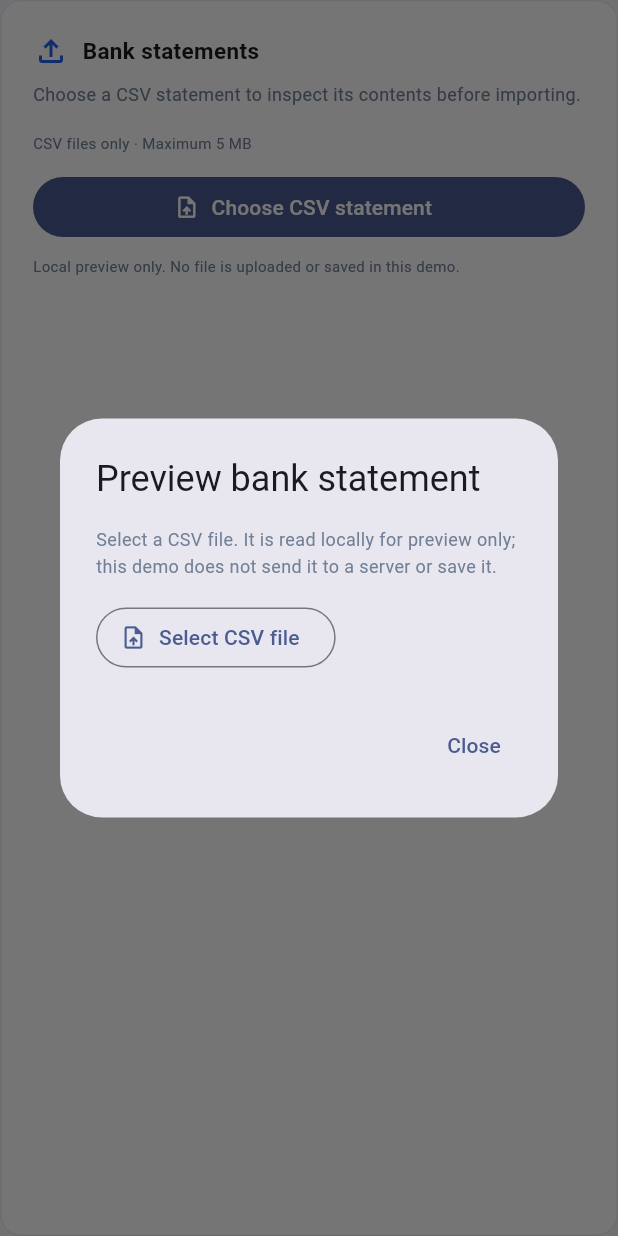
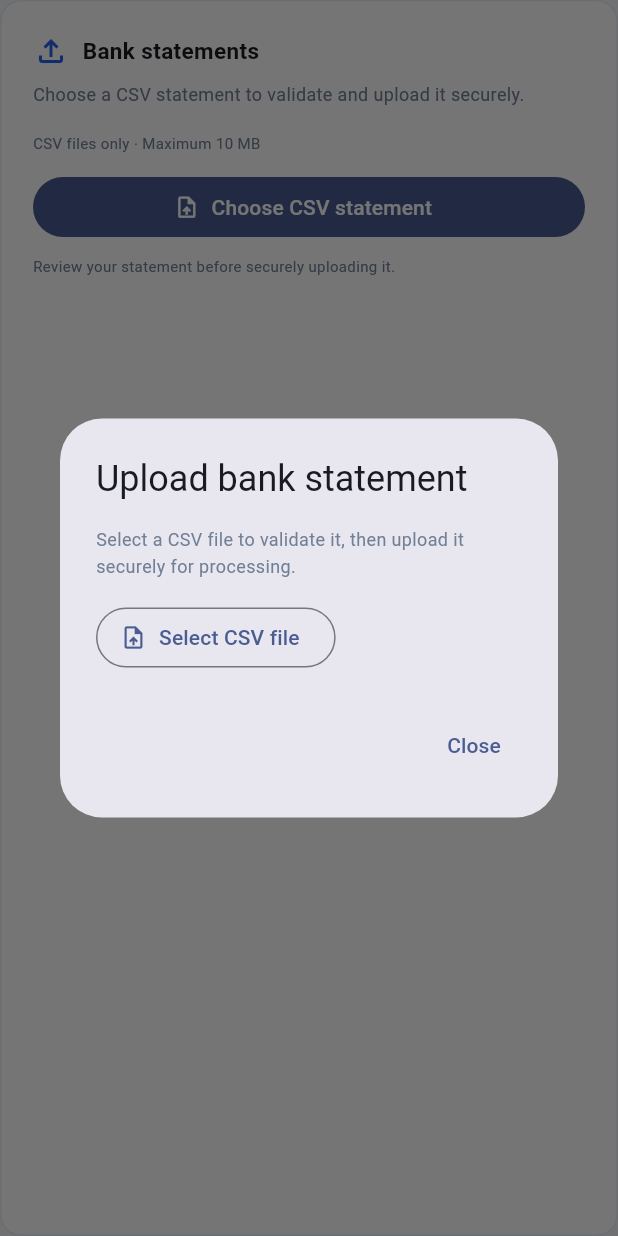
Before and after one commit to arunsivadas11/dexter-platform, a Flutter app: the _StatementCard widget shown alone on an empty page, opened directly, after a tap on "Choose CSV statement", on a phone screen of 412 x 824 dp. Run offline on Flutter 3.47's test engine with Material 3 defaults, Android fonts, the phone set to English and light mode, and no system bars; our stand-ins replace csv, file_picker, firebase_auth, firebase_core; accounts and stored records are empty; statements that could not run were skipped.

Commit message:
Add secure statement upload flow
This change adds a statement upload flow for CSV files, including backend storage naming with a UTC date and app-side validation before upload. The Flutter app now checks file size and format, calls the authenticated /api/v1/statements/upload API, and surfaces upload success/error states using a dedicated response model and error handling.

```diff
--- a/dexter-app/lib/main.dart
+++ b/dexter-app/lib/main.dart
@@ -1,9 +1,12 @@
 import 'dart:convert';
+import 'dart:typed_data';
 
 import 'package:csv/csv.dart';
 import 'package:file_picker/file_picker.dart';
 import 'package:flutter/material.dart';
 import 'package:firebase_core/firebase_core.dart';
+import 'package:dexter_platform/services/api_client.dart';
+import 'package:dexter_platform/services/statement_upload_response.dart';
 
 import 'firebase_options.dart';
 import 'auth/auth_gate.dart';
@@ -620,12 +623,12 @@ class _StatementCard extends StatelessWidget {
         ),
         const SizedBox(height: 8),
         const Text(
-          'Choose a CSV statement to inspect its contents before importing.',
+          'Choose a CSV statement to validate and upload it securely.',
           style: TextStyle(color: muted, fontSize: 12, height: 1.5),
         ),
         const SizedBox(height: 16),
         const Text(
-          'CSV files only · Maximum 5 MB',
+          'CSV files only · Maximum 10 MB',
           style: TextStyle(color: muted, fontSize: 10),
         ),
         const SizedBox(height: 12),
@@ -642,7 +645,7 @@ class _StatementCard extends StatelessWidget {
         ),
         const SizedBox(height: 8),
         const Text(
-          'Local preview only. No file is uploaded or saved in this demo.',
+          'Review your statement before securely uploading it.',
           style: TextStyle(color: muted, fontSize: 10),
         ),
       ],
@@ -766,16 +769,20 @@ class _CsvPreviewDialog extends StatefulWidget {
 
 class _CsvPreviewDialogState extends State<_CsvPreviewDialog> {
   String? fileName;
-  List<List<dynamic>> rows = [];
+  Uint8List? fileBytes;
   String? error;
   bool loading = false;
+  bool uploading = false;
+  StatementUploadResponse? uploadResult;
 
   Future<void> pickCsv() async {
+    if (loading || uploading) return;
     setState(() {
       loading = true;
       error = null;
-      rows = [];
       fileName = null;
+      fileBytes = null;
+      uploadResult = null;
     });
     try {
       final result = await FilePicker.pickFiles(
@@ -783,25 +790,27 @@ class _CsvPreviewDialogState extends State<_CsvPreviewDialog> {
         allowedExtensions: ['csv'],
       );
       if (result.isEmpty) {
-        setState(() => loading = false);
+        if (mounted) setState(() => loading = false);
         return;
       }
       final file = result.single;
       final bytes = await file.readAsBytes();
-      if (bytes.length > 5 * 1024 * 1024) {
-        throw const FormatException('File must be smaller than 5 MB.');
+      if (bytes.length > 10 * 1024 * 1024) {
+        throw const FormatException('The file exceeds the 10 MB upload limit.');
       }
       final content = utf8.decode(bytes, allowMalformed: true);
       final parsed = const CsvDecoder().convert(content);
-      if (parsed.length < 2) {
-        throw const FormatException('No transaction rows were found.');
+      if (parsed.isEmpty) {
+        throw const FormatException('The CSV file does not contain any data.');
       }
+      if (!mounted) return;
       setState(() {
         fileName = file.name;
-        rows = parsed.take(6).toList();
+        fileBytes = bytes;
         loading = false;
       });
     } catch (e) {
+      if (!mounted) return;
       setState(() {
         error = e.toString().replaceFirst('FormatException: ', '');
         loading = false;
@@ -809,9 +818,48 @@ class _CsvPreviewDialogState extends State<_CsvPreviewDialog> {
     }
   }
 
+  Future<void> uploadCsv() async {
+    final selectedFileName = fileName;
+    final selectedBytes = fileBytes;
+    if (uploading ||
+        uploadResult != null ||
+        selectedFileName == null ||
+        selectedBytes == null) {
+      return;
+    }
+
+    setState(() {
+      uploading = true;
+      error = null;
+    });
+    try {
+      final result = await ApiClient().uploadStatement(
+        fileName: selectedFileName,
+        bytes: selectedBytes,
+      );
+      if (!mounted) return;
+      setState(() {
+        uploadResult = result;
+        uploading = false;
+      });
+    } on StatementUploadException catch (exception) {
+      if (!mounted) return;
+      setState(() {
+        error = exception.message;
+        uploading = false;
+      });
+    } catch (_) {
+      if (!mounted) return;
+      setState(() {
+        error = 'The statement could not be uploaded. Please try again.';
+        uploading = false;
+      });
+    }
+  }
+
   @override
   Widget build(BuildContext context) => AlertDialog(
-    title: const Text('Preview bank statement'),
+    title: const Text('Upload bank statement'),
     content: SizedBox(
       width: 620,
       child: SingleChildScrollView(
@@ -820,16 +868,25 @@ class _CsvPreviewDialogState extends State<_CsvPreviewDialog> {
           crossAxisAlignment: CrossAxisAlignment.start,
           children: [
             const Text(
-              'Select a CSV file. It is read locally for preview only; this demo does not send it to a server or save it.',
+              'Select a CSV file to validate it, then upload it securely for processing.',
               style: TextStyle(fontSize: 12, color: muted, height: 1.5),
             ),
             const SizedBox(height: 14),
             OutlinedButton.icon(
-              onPressed: loading ? null : pickCsv,
+              onPressed: loading || uploading ? null : pickCsv,
               icon: const Icon(Icons.upload_file),
               label: const Text('Select CSV file'),
             ),
             if (loading) const LinearProgressIndicator(),
+            if (uploading) ...[
+              const SizedBox(height: 12),
+              const LinearProgressIndicator(),
+              const SizedBox(height: 6),
+              const Text(
+                'Uploading statement…',
+                style: TextStyle(fontSize: 12, color: muted),
+              ),
+            ],
             if (error != null)
               Padding(
                 padding: const EdgeInsets.only(top: 10),
@@ -847,40 +904,62 @@ class _CsvPreviewDialogState extends State<_CsvPreviewDialog> {
                   fontSize: 12,
                 ),
               ),
-              const SizedBox(height: 8),
-              const Text(
-                'First five rows',
-                style: TextStyle(color: muted, fontSize: 11),
-              ),
-              const SizedBox(height: 6),
-              SingleChildScrollView(
-                scrollDirection: Axis.horizontal,
-                child: DataTable(
-                  columns: [
-                    for (final heading in rows.first)
-                      DataColumn(
-                        label: Text(
-                          heading.toString(),
-                          style: const TextStyle(fontSize: 10),
-                        ),
-                      ),
+              if (fileName != null && uploadResult == null && !uploading) ...[
+                const SizedBox(height: 12),
+                const Row(
+                  children: [
+                    Icon(Icons.check_circle_outline, color: blue, size: 17),
+                    SizedBox(width: 7),
+                    Text('Ready to upload', style: TextStyle(fontSize: 12)),
                   ],
-                  rows: [
-                    for (final row in rows.skip(1))
-                      DataRow(
-                        cells: [
-                          for (var i = 0; i < rows.first.length; i++)
-                            DataCell(
-                              Text(
-                                i < row.length ? row[i].toString() : '',
-                                style: const TextStyle(fontSize: 10),
-                              ),
+                ),
+              ],
+              if (uploadResult case final result?) ...[
+                const SizedBox(height: 16),
+                Container(
+                  width: double.infinity,
+                  padding: const EdgeInsets.all(12),
+                  decoration: BoxDecoration(
+                    color: const Color(0xFFEAF7EF),
+                    borderRadius: BorderRadius.circular(10),
+                  ),
+                  child: Column(
+                    crossAxisAlignment: CrossAxisAlignment.start,
+                    children: [
+                      const Row(
+                        children: [
+                          Icon(
+                            Icons.check_circle,
+                            color: Color(0xFF16803C),
+                            size: 18,
+                          ),
+                          SizedBox(width: 7),
+                          Text(
+                            'Statement uploaded successfully',
+                            style: TextStyle(
+                              fontWeight: FontWeight.w700,
+                              fontSize: 12,
                             ),
+                          ),
                         ],
                       ),
-                  ],
+                      const SizedBox(height: 8),
+                      Text(
+                        'Upload ID: ${result.uploadId}',
+                        style: const TextStyle(fontSize: 11),
+                      ),
+                      Text(
+                        'CSV records detected: ${result.recordCount}',
+                        style: const TextStyle(fontSize: 11),
+                      ),
+                      Text(
+                        'Status: ${result.status}',
+                        style: const TextStyle(fontSize: 11),
+                      ),
+                    ],
+                  ),
                 ),
-              ),
+              ],
             ],
           ],
         ),
@@ -888,9 +967,26 @@ class _CsvPreviewDialogState extends State<_CsvPreviewDialog> {
     ),
     actions: [
       TextButton(
-        onPressed: () => Navigator.pop(context),
+        onPressed: uploading ? null : () => Navigator.pop(context),
         child: const Text('Close'),
       ),
+      if (fileBytes != null && uploadResult == null)
+        FilledButton.icon(
+          onPressed: uploading ? null : uploadCsv,
+          icon: uploading
+              ? const SizedBox(
+                  width: 16,
+                  height: 16,
+                  child: CircularProgressIndicator(strokeWidth: 2),
+                )
+              : const Icon(Icons.cloud_upload_outlined, size: 17),
+          label: Text(uploading ? 'Uploading…' : 'Upload Statement'),
+        ),
+      if (uploadResult != null)
+        FilledButton(
+          onPressed: () => Navigator.pop(context),
+          child: const Text('Done'),
+        ),
     ],
   );
 }
--- /dev/null
+++ b/dexter-app/lib/services/statement_upload_response.dart
@@ -0,0 +1,47 @@
+class StatementUploadResponse {
+  final String uploadId;
+  final String? objectPath;
+  final int? fileSizeBytes;
+  final int recordCount;
+  final int? maxColumnCount;
+  final String status;
+
+  const StatementUploadResponse({
+    required this.uploadId,
+    required this.recordCount,
+    required this.status,
+    this.objectPath,
+    this.fileSizeBytes,
+    this.maxColumnCount,
+  });
+
+  factory StatementUploadResponse.fromJson(Map<String, dynamic> json) {
+    final uploadId = json['uploadId'];
+    final recordCount = json['recordCount'];
+    final status = json['status'];
+    if (uploadId is! String || uploadId.trim().isEmpty) {
+      throw const FormatException('Missing upload ID.');
+    }
+    if (recordCount is! num || status is! String || status.trim().isEmpty) {
+      throw const FormatException('Missing upload details.');
+    }
+
+    return StatementUploadResponse(
+      uploadId: uploadId,
+      objectPath: json['objectPath'] as String?,
+      fileSizeBytes: (json['fileSizeBytes'] as num?)?.toInt(),
+      recordCount: recordCount.toInt(),
+      maxColumnCount: (json['maxColumnCount'] as num?)?.toInt(),
+      status: status,
+    );
+  }
+}
+
+class StatementUploadException implements Exception {
+  final String message;
+
+  const StatementUploadException(this.message);
+
+  @override
+  String toString() => message;
+}
```
Also changed, not shown: dexter-app/lib/services/api_client.dart (+138 -0 lines), 1 other file.
